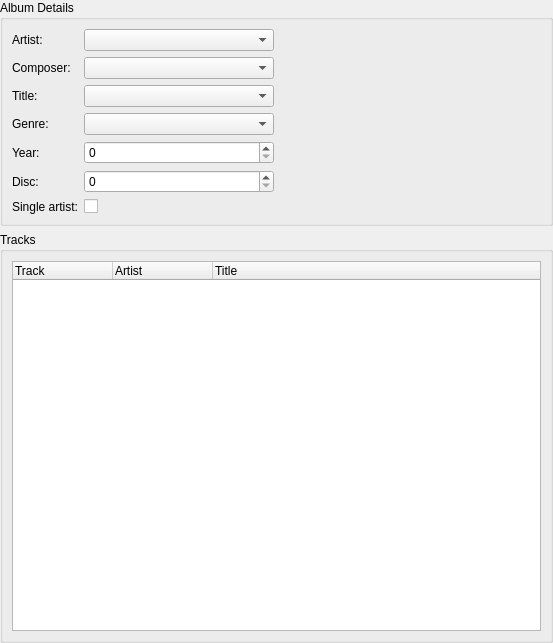
Qt form devices/albumdetails.ui (CDrummond/cantata) before a commit.
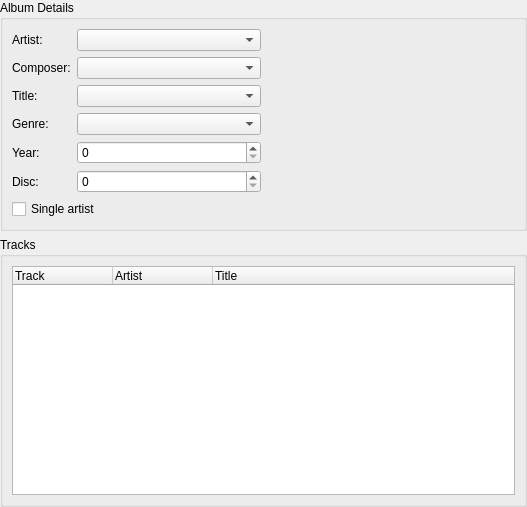
The same form after that commit. Custom widgets are drawn as their Qt base class.

Commit message: Remove usage of Gtk-style on-off button for Gtk style, and instead give checkboxes better text and adjust config layout.

```diff
--- a/devices/albumdetails.ui
+++ b/devices/albumdetails.ui
@@ -6,8 +6,8 @@
    <rect>
     <x>0</x>
     <y>0</y>
-    <width>553</width>
-    <height>643</height>
+    <width>527</width>
+    <height>507</height>
    </rect>
   </property>
   <layout class="QVBoxLayout" name="verticalLayout">
@@ -106,20 +106,10 @@
         <item row="5" column="1">
          <widget class="SpinBox" name="disc"/>
         </item>
-        <item row="6" column="0">
-         <widget class="BuddyLabel" name="label_5">
+        <item row="6" column="0" colspan="2">
+         <widget class="QCheckBox" name="singleArtist">
           <property name="text">
-           <string>Single artist:</string>
-          </property>
-          <property name="buddy">
-           <cstring>singleArtist</cstring>
-          </property>
-         </widget>
-        </item>
-        <item row="6" column="1">
-         <widget class="OnOffButton" name="singleArtist">
-          <property name="text">
-           <string/>
+           <string>Single artist</string>
           </property>
          </widget>
         </item>
@@ -193,11 +183,6 @@
    <extends>QComboBox</extends>
    <header>completioncombo.h</header>
   </customwidget>
-  <customwidget>
-   <class>OnOffButton</class>
-   <extends>QCheckBox</extends>
-   <header>onoffbutton.h</header>
-  </customwidget>
   <customwidget>
    <class>SpinBox</class>
    <extends>QSpinBox</extends>
```
The commit also changes 34 other files.
